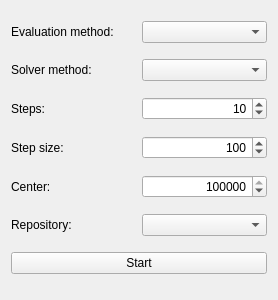
The window that gui/snowgui/icegui/focusingcontrollerwidget.ui (AndreasFMueller/AstroPhotography) describes before a commit, drawn with Qt 5.
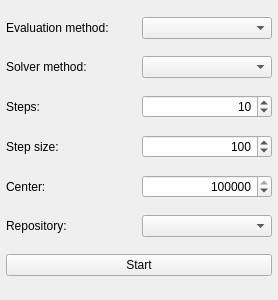
The same window after the commit.

Patch:
```diff
--- a/gui/snowgui/icegui/focusingcontrollerwidget.ui
+++ b/gui/snowgui/icegui/focusingcontrollerwidget.ui
@@ -14,6 +14,18 @@
    <string>Form</string>
   </property>
   <layout class="QGridLayout" name="gridLayout">
+   <property name="leftMargin">
+    <number>6</number>
+   </property>
+   <property name="topMargin">
+    <number>6</number>
+   </property>
+   <property name="rightMargin">
+    <number>6</number>
+   </property>
+   <property name="bottomMargin">
+    <number>6</number>
+   </property>
    <item row="3" column="1">
     <widget class="QSpinBox" name="stepsizeSpinBox">
      <property name="alignment">
```
